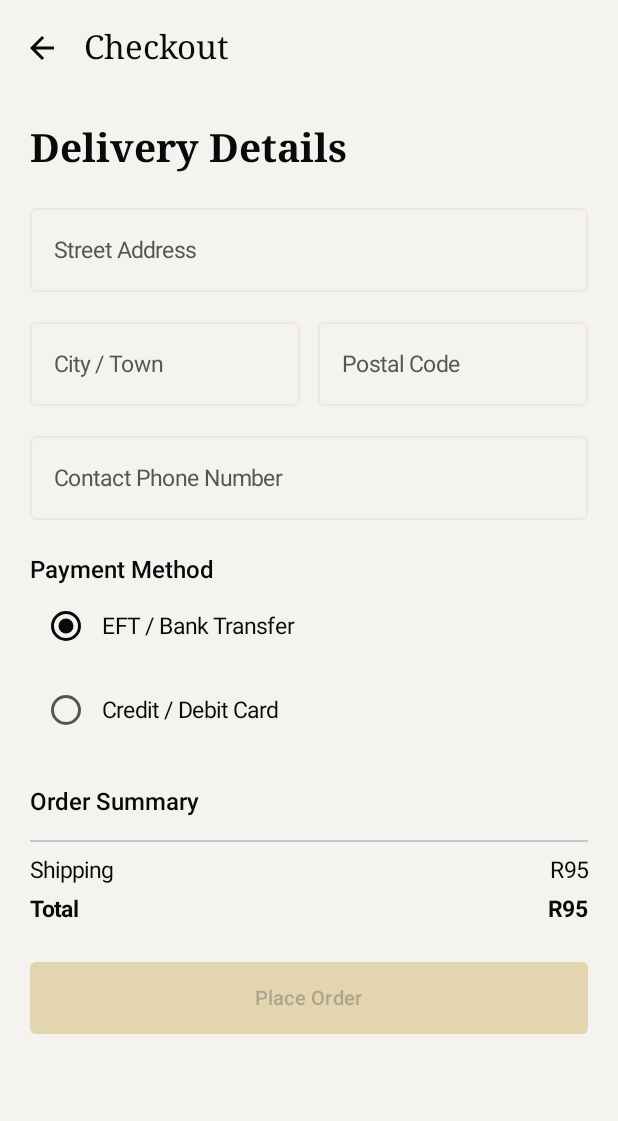
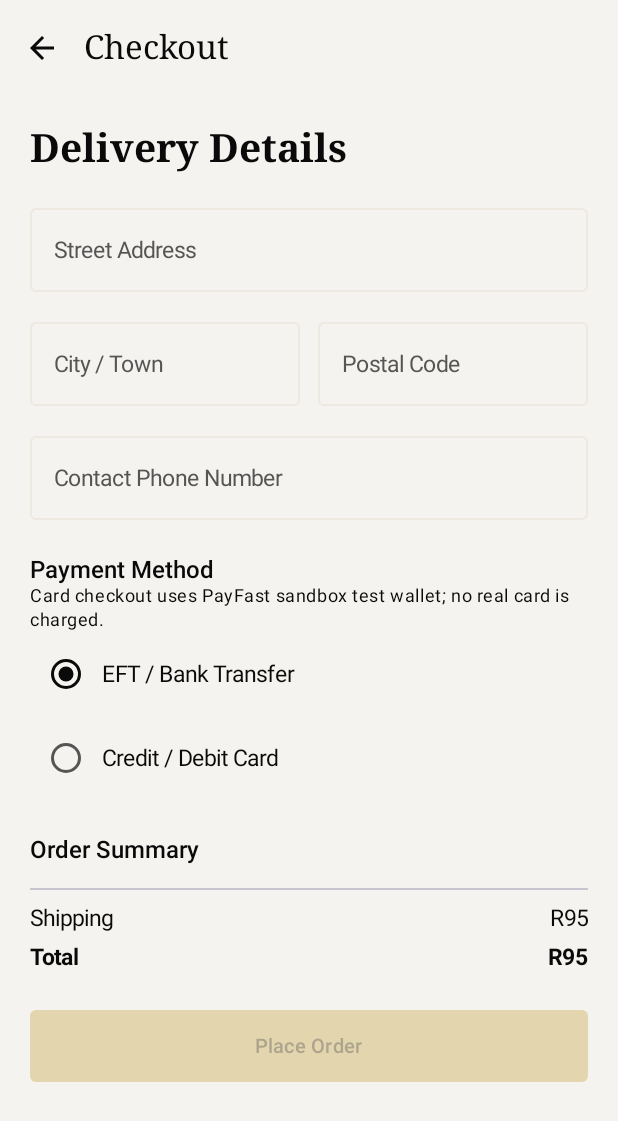
Before and after one commit to ST10446457/Repent_MobileApplication, an Android app built with Jetpack Compose: the CheckoutScreen screen opened through its navigation route, on a phone screen of 412 x 824 dp. Shown: the top 1121 px of the screen. Run offline under Robolectric (Android 15) with nearby library versions, the phone set to English and light mode, and no system bars; our stand-ins replace Firebase (no records; nobody signed in at launch, a user with empty details on screens opened directly); pictures from the network do not load.

Commit message:
Wire Android checkout to hosted PayFast sandbox

```diff
--- a/app/src/main/java/com/repent/app/ui/screens/checkout/CheckoutScreen.kt
+++ b/app/src/main/java/com/repent/app/ui/screens/checkout/CheckoutScreen.kt
@@ -1,5 +1,8 @@
 package com.repent.app.ui.screens.checkout
 
+import android.content.Intent
+import android.net.Uri
+import androidx.compose.ui.platform.LocalContext
 import androidx.compose.foundation.layout.*
 import androidx.compose.foundation.rememberScrollState
 import androidx.compose.foundation.selection.selectableGroup
@@ -21,6 +24,7 @@ fun CheckoutScreen(
 ) {
     val app = rememberRepentApp()
     val viewModel = remember { CheckoutViewModel(app.orderRepository, app.cartStore) }
+    val context = LocalContext.current
     val cartItems by app.cartStore.cartFlow.collectAsState(initial = emptyList())
 
     val subtotal = cartItems.sumOf { it.lineTotal }
@@ -74,6 +78,7 @@ fun CheckoutScreen(
 
         Spacer(Modifier.height(24.dp))
         Text("Payment Method", style = MaterialTheme.typography.titleMedium)
+        Text("Card checkout uses PayFast sandbox test wallet; no real card is charged.", style = MaterialTheme.typography.bodySmall)
         Column(Modifier.selectableGroup()) {
             listOf("eft" to "EFT / Bank Transfer", "card" to "Credit / Debit Card").forEach { (value, label) ->
                 Row(
@@ -107,10 +112,17 @@ fun CheckoutScreen(
 
         Spacer(Modifier.height(24.dp))
         GoldButton(
-            text = if (viewModel.isSubmitting) "Placing Order…" else "Place Order",
+            text = if (viewModel.isSubmitting) "Placing Order…" else if (paymentMethod == "card") "Continue to PayFast Sandbox" else "Place Order",
             enabled = !viewModel.isSubmitting && cartItems.isNotEmpty(),
             onClick = {
-                viewModel.placeOrder(cartItems, address, city, postalCode, phone, paymentMethod, onOrderPlaced)
+                if (paymentMethod == "card") {
+                    viewModel.startPayfastCheckout(cartItems, address, city, postalCode, phone) { url ->
+                        // Hosted PayFast sandbox: no PAN/card data enters the application.
+                        context.startActivity(Intent(Intent.ACTION_VIEW, Uri.parse(url)))
+                    }
+                } else {
+                    viewModel.placeOrder(cartItems, address, city, postalCode, phone, paymentMethod, onOrderPlaced)
+                }
             },
         )
         Spacer(Modifier.height(24.dp))
```
